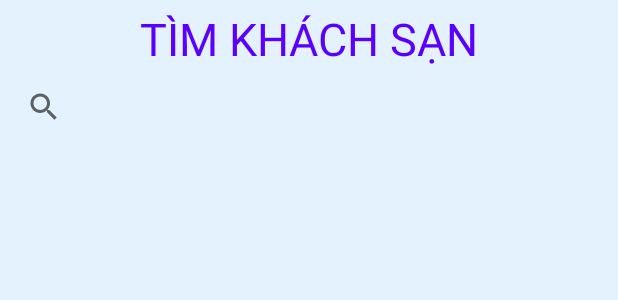
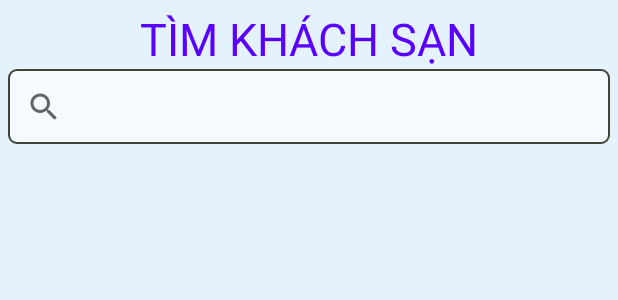
Before and after one commit to kienthuan96/Hotel-v2.0, an Android app: the layout activity_search.xml on its own in the app's theme, with its tools: preview values and no code run, on a phone screen of 412 x 824 dp. Shown: the top 300 px of the screen. Run offline under Robolectric (Android 15) with nearby library versions, the phone set to English and light mode, and no system bars.

Commit message:
Update change current price

```diff
--- a/app/build.gradle
+++ b/app/build.gradle
@@ -51,5 +51,6 @@ dependencies {
     implementation 'yasic.library.ParticleTextView:particletextview:0.0.5'
     implementation 'com.github.imangazalievm:circlemenu:2.0.1'
     implementation 'com.wrapp.floatlabelededittext:library:0.0.6'
+    implementation 'com.amitshekhar.android:android-networking:1.0.1'
 }
 apply plugin: 'com.google.gms.google-services'
--- a/app/src/main/java/com/example/thuan/hotel/Activity/DetaiHotelActivity.java
+++ b/app/src/main/java/com/example/thuan/hotel/Activity/DetaiHotelActivity.java
@@ -41,8 +41,11 @@ import com.google.firebase.database.DatabaseReference;
 import com.google.firebase.database.FirebaseDatabase;
 import com.google.firebase.database.ValueEventListener;
 
+import java.text.DecimalFormat;
+import java.text.NumberFormat;
 import java.util.ArrayList;
 import java.util.HashMap;
+import java.util.Locale;
 
 import br.com.bloder.magic.view.MagicButton;
 
@@ -163,7 +166,8 @@ public class DetaiHotelActivity extends AppCompatActivity{
                 hotel= dataSnapshot.getValue(Hotel.class);
                 txtTenKS.setText(hotel.getName());
                 txtSDTKS.setText(hotel.getNumberPhone()+"");
-                txtGiaKS.setText(hotel.getPrice()+"");
+                DecimalFormat df = new DecimalFormat("###,###,###");
+                txtGiaKS.setText(df.format(Math.round(hotel.getPrice()))+"");
                 txtDiaChiKS.setText(hotel.getAddress());
                 ratingBar.setRating(Float.parseFloat(hotel.getStars().toString()));
 
--- a/app/src/main/java/com/example/thuan/hotel/Activity/OrderActivity.java
+++ b/app/src/main/java/com/example/thuan/hotel/Activity/OrderActivity.java
@@ -31,6 +31,7 @@ import com.google.firebase.database.FirebaseDatabase;
 import com.google.firebase.database.ValueEventListener;
 
 import java.text.DateFormat;
+import java.text.DecimalFormat;
 import java.text.ParseException;
 import java.text.SimpleDateFormat;
 import java.time.LocalDateTime;
@@ -119,6 +120,7 @@ public class OrderActivity extends AppCompatActivity implements
                         {
                             float price_hotel = Float.parseFloat(t.get("price").toString());
                             float tong = (price_hotel*(float)day)*(float)room;
+                            //DecimalFormat df = new DecimalFormat("###,###,###");
                             txtGiaTien.setText(tong+"");
                             Log.v("GIATIEN1",String.valueOf(price_hotel));
                         }
--- a/app/src/main/java/com/example/thuan/hotel/Adapter/Adapter_Favorite_Hotel.java
+++ b/app/src/main/java/com/example/thuan/hotel/Adapter/Adapter_Favorite_Hotel.java
@@ -21,6 +21,7 @@ import com.google.firebase.storage.FirebaseStorage;
 import com.google.firebase.storage.StorageReference;
 import com.squareup.picasso.Picasso;
 
+import java.text.DecimalFormat;
 import java.util.ArrayList;
 
 public class Adapter_Favorite_Hotel extends BaseAdapter {
@@ -67,7 +68,8 @@ public class Adapter_Favorite_Hotel extends BaseAdapter {
 
         txtNameFavorite.setText(hotel.getName());
         txtAddressFavorite.setText("Địa chỉ: " + hotel.getAddress());
-        txtPriceFavorite.setText("Giá: " + hotel.getPrice());
+        DecimalFormat df = new DecimalFormat("###,###,###");
+        txtPriceFavorite.setText("Giá: " + df.format(hotel.getPrice()) + " VND");
         txtRateFavorite.setText(hotel.getRate().toString());
         return row;
     }
--- a/app/src/main/java/com/example/thuan/hotel/Adapter/Adapter_Search_Hotel.java
+++ b/app/src/main/java/com/example/thuan/hotel/Adapter/Adapter_Search_Hotel.java
@@ -15,6 +15,7 @@ import com.google.firebase.storage.FirebaseStorage;
 import com.google.firebase.storage.StorageReference;
 import com.squareup.picasso.Picasso;
 
+import java.text.DecimalFormat;
 import java.util.List;
 
 public class Adapter_Search_Hotel extends BaseAdapter {
@@ -52,7 +53,8 @@ public class Adapter_Search_Hotel extends BaseAdapter {
         RatingBar rbDanhGia = (RatingBar)v.findViewById(R.id.rbXepHang);
         tvTenKhachSan.setText(mKhachSanList.get(i).getName());
         tvDiaChi.setText(String.valueOf(mKhachSanList.get(i).getAddress()));
-        tvGiaTien.setText(String.valueOf(mKhachSanList.get(i).getPrice()));
+        DecimalFormat df = new DecimalFormat("###,###,###");
+        tvGiaTien.setText(df.format(mKhachSanList.get(i).getPrice()) + " VND");
         //  Imview.setImageResource(R.drawable.khachsan);
         Log.d("nana",String.valueOf(R.drawable.khachsan));
         rbDanhGia.setNumStars(5);
--- /dev/null
+++ b/app/src/main/res/drawable/fillcolor_1.xml
@@ -0,0 +1,7 @@
+<?xml version="1.0" encoding="utf-8"?>
+<shape xmlns:android="http://schemas.android.com/apk/res/android">
+    <corners android:radius="5dp"/>
+    <stroke android:width="1dp"
+        android:color="#42443a"/>
+    <solid android:color="#a3ffffff"/>
+</shape>
--- a/app/src/main/res/layout/activity_search.xml
+++ b/app/src/main/res/layout/activity_search.xml
@@ -30,6 +30,7 @@
         android:layout_height="50dp"
         android:orientation="horizontal">
         <SearchView
+            android:background="@drawable/fillcolor_1"
             android:layout_width="match_parent"
             android:layout_height="match_parent"
             android:id="@+id/txtSeach"
--- a/app/src/main/res/layout/layout_thongtin.xml
+++ b/app/src/main/res/layout/layout_thongtin.xml
@@ -21,11 +21,10 @@
         android:layout_alignParentStart="true"
         android:layout_alignParentTop="true"
         android:layout_marginTop="90dp"
-        android:gravity="right"
+        android:gravity="left"
         android:text="Giá tiền" />
 
     <TextView
-        android:gravity="center"
         android:drawableLeft="@drawable/ic_location_on_black_24dp"
         android:id="@+id/txtDiaChiKS"
         android:layout_width="match_parent "
--- a/app/src/main/res/layout/listkhachsan.xml
+++ b/app/src/main/res/layout/listkhachsan.xml
@@ -63,6 +63,7 @@
                 android:textColor="#ff9f0f"
                 android:textSize="25dp" />
             <RatingBar
+                style="@style/RatingBar"
                 android:layout_width="wrap_content"
                 android:layout_height="wrap_content"
                 android:id="@+id/rbXepHang"
--- a/app/src/main/res/layout/navigation_header.xml
+++ b/app/src/main/res/layout/navigation_header.xml
@@ -1,7 +1,7 @@
 <?xml version="1.0" encoding="utf-8"?>
 <LinearLayout xmlns:android="http://schemas.android.com/apk/res/android"
     xmlns:app="http://schemas.android.com/apk/res-auto"
-
+    android:background="#4DD0E1"
     android:orientation="vertical"
     android:layout_width="match_parent"
     android:layout_height="match_parent">
@@ -15,7 +15,6 @@
         android:layout_width="match_parent"
         android:layout_height="80dp"
         android:orientation="vertical"
-
 
         >
         <LinearLayout
@@ -156,6 +155,7 @@
             android:orientation="vertical"
             >
             <RatingBar
+                style="@style/RatingBar"
                 android:layout_width="wrap_content"
                 android:layout_height="wrap_content"
                 android:id="@+id/rbSao"
```
Also changed, not shown: app/src/main/AndroidManifest.xml (+11 -5 lines), app/src/main/java/com/example/thuan/hotel/Activity/SearchActivity.java (+32 -4 lines).
